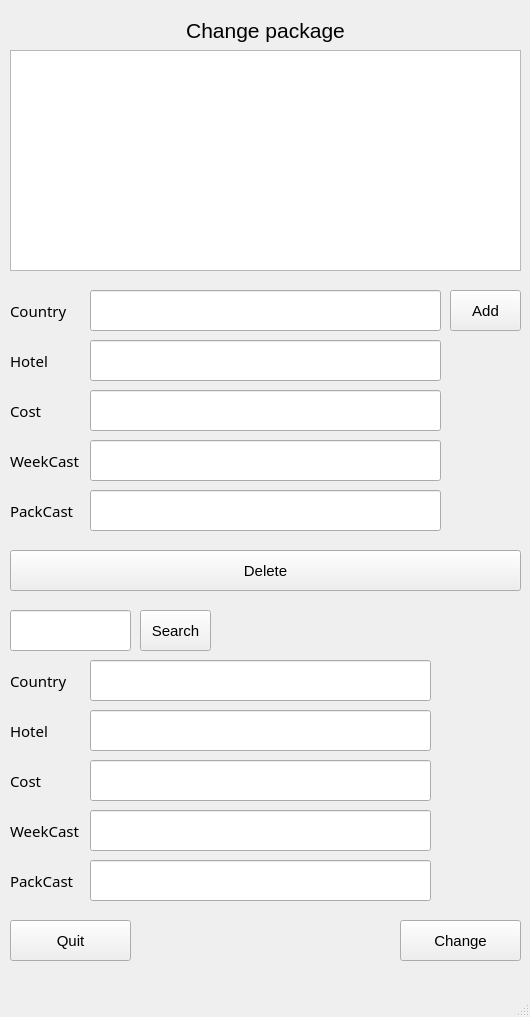
The window that mdkpv2/change_packages.ui (Korobkov124/MDKP) describes before a commit, drawn with Qt 5.
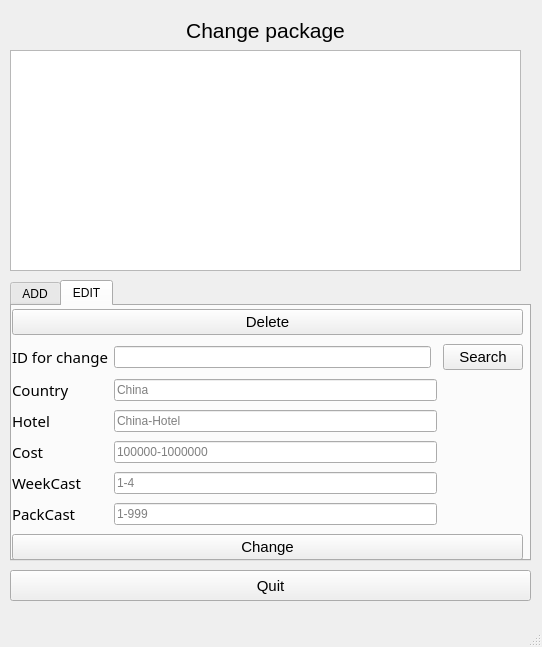
The same window after the commit.

```diff
--- a/mdkpv2/change_packages.ui
+++ b/mdkpv2/change_packages.ui
@@ -6,8 +6,8 @@
    <rect>
     <x>0</x>
     <y>0</y>
-    <width>530</width>
-    <height>1017</height>
+    <width>542</width>
+    <height>647</height>
    </rect>
   </property>
   <property name="windowTitle">
@@ -27,61 +27,13 @@
      <string>&lt;html&gt;&lt;head/&gt;&lt;body&gt;&lt;p align=&quot;center&quot;&gt;&lt;span style=&quot; font-size:16pt;&quot;&gt;Change package&lt;/span&gt;&lt;/p&gt;&lt;/body&gt;&lt;/html&gt;</string>
     </property>
    </widget>
-   <widget class="QPushButton" name="Add_button">
-    <property name="geometry">
-     <rect>
-      <x>450</x>
-      <y>290</y>
-      <width>71</width>
-      <height>41</height>
-     </rect>
-    </property>
-    <property name="font">
-     <font>
-      <family>Arial</family>
-      <pointsize>11</pointsize>
-     </font>
-    </property>
-    <property name="text">
-     <string>Add</string>
-    </property>
-   </widget>
-   <widget class="QPushButton" name="Search_button">
-    <property name="geometry">
-     <rect>
-      <x>140</x>
-      <y>610</y>
-      <width>71</width>
-      <height>41</height>
-     </rect>
-    </property>
-    <property name="font">
-     <font>
-      <family>Arial</family>
-      <pointsize>11</pointsize>
-     </font>
-    </property>
-    <property name="text">
-     <string>Search</string>
-    </property>
-   </widget>
-   <widget class="QLineEdit" name="ID_for_change_field">
-    <property name="geometry">
-     <rect>
-      <x>10</x>
-      <y>610</y>
-      <width>121</width>
-      <height>41</height>
-     </rect>
-    </property>
-   </widget>
    <widget class="QPushButton" name="Quit_button">
     <property name="geometry">
      <rect>
       <x>10</x>
-      <y>920</y>
-      <width>121</width>
-      <height>41</height>
+      <y>570</y>
+      <width>521</width>
+      <height>31</height>
      </rect>
     </property>
     <property name="font">
@@ -94,35 +46,6 @@
      <string>Quit</string>
     </property>
    </widget>
-   <widget class="QPushButton" name="Delete_button">
-    <property name="geometry">
-     <rect>
-      <x>10</x>
-      <y>550</y>
-      <width>511</width>
-      <height>41</height>
-     </rect>
-    </property>
-    <property name="font">
-     <font>
-      <family>Arial</family>
-      <pointsize>11</pointsize>
-     </font>
-    </property>
-    <property name="text">
-     <string>Delete</string>
-    </property>
-   </widget>
-   <widget class="QLineEdit" name="Country_field">
-    <property name="geometry">
-     <rect>
-      <x>90</x>
-      <y>290</y>
-      <width>351</width>
-      <height>41</height>
-     </rect>
-    </property>
-   </widget>
    <widget class="QTableView" name="tableView">
     <property name="geometry">
      <rect>
@@ -133,334 +56,353 @@
      </rect>
     </property>
    </widget>
-   <widget class="QLineEdit" name="Hotel_field">
+   <widget class="QTabWidget" name="tabWidget">
     <property name="geometry">
      <rect>
-      <x>90</x>
-      <y>340</y>
-      <width>351</width>
-      <height>41</height>
-     </rect>
-    </property>
-   </widget>
-   <widget class="QLineEdit" name="Cost_field">
-    <property name="geometry">
-     <rect>
-      <x>90</x>
-      <y>390</y>
-      <width>351</width>
-      <height>41</height>
-     </rect>
-    </property>
-   </widget>
-   <widget class="QLineEdit" name="Week_cast_field">
-    <property name="geometry">
-     <rect>
-      <x>90</x>
-      <y>440</y>
-      <width>351</width>
-      <height>41</height>
-     </rect>
-    </property>
-   </widget>
-   <widget class="QLineEdit" name="Package_cast_field">
-    <property name="geometry">
-     <rect>
-      <x>90</x>
-      <y>490</y>
-      <width>351</width>
-      <height>41</height>
-     </rect>
-    </property>
-   </widget>
-   <widget class="QLineEdit" name="Country_for_change_field">
-    <property name="geometry">
-     <rect>
-      <x>90</x>
-      <y>660</y>
-      <width>341</width>
-      <height>41</height>
-     </rect>
-    </property>
-   </widget>
-   <widget class="QLineEdit" name="Hotel_for_chang_field">
-    <property name="geometry">
-     <rect>
-      <x>90</x>
-      <y>710</y>
-      <width>341</width>
-      <height>41</height>
-     </rect>
-    </property>
-   </widget>
-   <widget class="QLineEdit" name="Cost_for_change_field">
-    <property name="geometry">
-     <rect>
-      <x>90</x>
-      <y>760</y>
-      <width>341</width>
-      <height>41</height>
-     </rect>
-    </property>
-   </widget>
-   <widget class="QLineEdit" name="Weekcast_for_change_field">
-    <property name="geometry">
-     <rect>
-      <x>90</x>
-      <y>810</y>
-      <width>341</width>
-      <height>41</height>
-     </rect>
-    </property>
-   </widget>
-   <widget class="QLineEdit" name="Packcast_for_change_field_">
-    <property name="geometry">
-     <rect>
-      <x>90</x>
-      <y>860</y>
-      <width>341</width>
-      <height>41</height>
-     </rect>
-    </property>
-   </widget>
-   <widget class="QPushButton" name="Change_button">
-    <property name="geometry">
-     <rect>
-      <x>400</x>
-      <y>920</y>
-      <width>121</width>
-      <height>41</height>
-     </rect>
-    </property>
-    <property name="font">
-     <font>
-      <family>Arial</family>
-      <pointsize>11</pointsize>
-     </font>
-    </property>
-    <property name="text">
-     <string>Change</string>
-    </property>
-   </widget>
-   <widget class="QLabel" name="label">
-    <property name="geometry">
-     <rect>
       <x>10</x>
-      <y>290</y>
-      <width>71</width>
-      <height>41</height>
+      <y>280</y>
+      <width>521</width>
+      <height>281</height>
      </rect>
     </property>
-    <property name="font">
-     <font>
-      <family>Sitka</family>
-      <pointsize>11</pointsize>
-     </font>
+    <property name="currentIndex">
+     <number>1</number>
     </property>
-    <property name="styleSheet">
-     <string notr="true"/>
-    </property>
-    <property name="text">
-     <string>Country</string>
-    </property>
-   </widget>
-   <widget class="QLabel" name="label_3">
-    <property name="geometry">
-     <rect>
-      <x>10</x>
-      <y>340</y>
-      <width>71</width>
-      <height>41</height>
-     </rect>
-    </property>
-    <property name="font">
-     <font>
-      <family>Sitka</family>
-      <pointsize>11</pointsize>
-     </font>
-    </property>
-    <property name="styleSheet">
-     <string notr="true"/>
-    </property>
-    <property name="text">
-     <string>Hotel</string>
-    </property>
-   </widget>
-   <widget class="QLabel" name="label_4">
-    <property name="geometry">
-     <rect>
-      <x>10</x>
-      <y>390</y>
-      <width>71</width>
-      <height>41</height>
-     </rect>
-    </property>
-    <property name="font">
-     <font>
-      <family>Sitka</family>
-      <pointsize>11</pointsize>
-     </font>
-    </property>
-    <property name="styleSheet">
-     <string notr="true"/>
-    </property>
-    <property name="text">
-     <string>Cost</string>
-    </property>
-   </widget>
-   <widget class="QLabel" name="label_5">
-    <property name="geometry">
-     <rect>
-      <x>10</x>
-      <y>440</y>
-      <width>71</width>
-      <height>41</height>
-     </rect>
-    </property>
-    <property name="font">
-     <font>
-      <family>Sitka</family>
-      <pointsize>11</pointsize>
-     </font>
-    </property>
-    <property name="styleSheet">
-     <string notr="true"/>
-    </property>
-    <property name="text">
-     <string>WeekCast</string>
-    </property>
-   </widget>
-   <widget class="QLabel" name="label_6">
-    <property name="geometry">
-     <rect>
-      <x>10</x>
-      <y>490</y>
-      <width>71</width>
-      <height>41</height>
-     </rect>
-    </property>
-    <property name="font">
-     <font>
-      <family>Sitka</family>
-      <pointsize>11</pointsize>
-     </font>
-    </property>
-    <property name="styleSheet">
-     <string notr="true"/>
-    </property>
-    <property name="text">
-     <string>PackCast</string>
-    </property>
-   </widget>
-   <widget class="QLabel" name="label_7">
-    <property name="geometry">
-     <rect>
-      <x>10</x>
-      <y>660</y>
-      <width>71</width>
-      <height>41</height>
-     </rect>
-    </property>
-    <property name="font">
-     <font>
-      <family>Sitka</family>
-      <pointsize>11</pointsize>
-     </font>
-    </property>
-    <property name="styleSheet">
-     <string notr="true"/>
-    </property>
-    <property name="text">
-     <string>Country</string>
-    </property>
-   </widget>
-   <widget class="QLabel" name="label_8">
-    <property name="geometry">
-     <rect>
-      <x>10</x>
-      <y>710</y>
-      <width>71</width>
-      <height>41</height>
-     </rect>
-    </property>
-    <property name="font">
-     <font>
-      <family>Sitka</family>
-      <pointsize>11</pointsize>
-     </font>
-    </property>
-    <property name="styleSheet">
-     <string notr="true"/>
-    </property>
-    <property name="text">
-     <string>Hotel</string>
-    </property>
-   </widget>
-   <widget class="QLabel" name="label_9">
-    <property name="geometry">
-     <rect>
-      <x>10</x>
-      <y>760</y>
-      <width>71</width>
-      <height>41</height>
-     </rect>
-    </property>
-    <property name="font">
-     <font>
-      <family>Sitka</family>
-      <pointsize>11</pointsize>
-     </font>
-    </property>
-    <property name="styleSheet">
-     <string notr="true"/>
-    </property>
-    <property name="text">
-     <string>Cost</string>
-    </property>
-   </widget>
-   <widget class="QLabel" name="label_10">
-    <property name="geometry">
-     <rect>
-      <x>10</x>
-      <y>810</y>
-      <width>71</width>
-      <height>41</height>
-     </rect>
-    </property>
-    <property name="font">
-     <font>
-      <family>Sitka</family>
-      <pointsize>11</pointsize>
-     </font>
-    </property>
-    <property name="styleSheet">
-     <string notr="true"/>
-    </property>
-    <property name="text">
-     <string>WeekCast</string>
-    </property>
-   </widget>
-   <widget class="QLabel" name="label_11">
-    <property name="geometry">
-     <rect>
-      <x>10</x>
-      <y>860</y>
-      <width>71</width>
-      <height>41</height>
-     </rect>
-    </property>
-    <property name="font">
-     <font>
-      <family>Sitka</family>
-      <pointsize>11</pointsize>
-     </font>
-    </property>
-    <property name="styleSheet">
-     <string notr="true"/>
-    </property>
-    <property name="text">
-     <string>PackCast</string>
-    </property>
+    <widget class="QWidget" name="tab">
+     <attribute name="title">
+      <string>ADD</string>
+     </attribute>
+     <widget class="QWidget" name="">
+      <property name="geometry">
+       <rect>
+        <x>0</x>
+        <y>0</y>
+        <width>511</width>
+        <height>241</height>
+       </rect>
+      </property>
+      <layout class="QGridLayout" name="gridLayout">
+       <item row="0" column="0">
+        <widget class="QLabel" name="label">
+         <property name="font">
+          <font>
+           <family>Sitka</family>
+           <pointsize>11</pointsize>
+          </font>
+         </property>
+         <property name="styleSheet">
+          <string notr="true"/>
+         </property>
+         <property name="text">
+          <string>Country</string>
+         </property>
+        </widget>
+       </item>
+       <item row="0" column="1">
+        <widget class="QLineEdit" name="Country_field">
+         <property name="placeholderText">
+          <string>China</string>
+         </property>
+        </widget>
+       </item>
+       <item row="0" column="2">
+        <widget class="QPushButton" name="Add_button">
+         <property name="font">
+          <font>
+           <family>Arial</family>
+           <pointsize>11</pointsize>
+          </font>
+         </property>
+         <property name="text">
+          <string>Add</string>
+         </property>
+        </widget>
+       </item>
+       <item row="1" column="0">
+        <widget class="QLabel" name="label_3">
+         <property name="font">
+          <font>
+           <family>Sitka</family>
+           <pointsize>11</pointsize>
+          </font>
+         </property>
+         <property name="styleSheet">
+          <string notr="true"/>
+         </property>
+         <property name="text">
+          <string>Hotel</string>
+         </property>
+        </widget>
+       </item>
+       <item row="1" column="1">
+        <widget class="QLineEdit" name="Hotel_field">
+         <property name="placeholderText">
+          <string>China-Hotel</string>
+         </property>
+        </widget>
+       </item>
+       <item row="2" column="0">
+        <widget class="QLabel" name="label_4">
+         <property name="font">
+          <font>
+           <family>Sitka</family>
+           <pointsize>11</pointsize>
+          </font>
+         </property>
+         <property name="styleSheet">
+          <string notr="true"/>
+         </property>
+         <property name="text">
+          <string>Cost</string>
+         </property>
+        </widget>
+       </item>
+       <item row="2" column="1">
+        <widget class="QLineEdit" name="Cost_field">
+         <property name="placeholderText">
+          <string>10000-1000000</string>
+         </property>
+        </widget>
+       </item>
+       <item row="3" column="0">
+        <widget class="QLabel" name="label_5">
+         <property name="font">
+          <font>
+           <family>Sitka</family>
+           <pointsize>11</pointsize>
+          </font>
+         </property>
+         <property name="styleSheet">
+          <string notr="true"/>
+         </property>
+         <property name="text">
+          <string>WeekCast</string>
+         </property>
+        </widget>
+       </item>
+       <item row="3" column="1">
+        <widget class="QLineEdit" name="Week_cast_field">
+         <property name="placeholderText">
+          <string>1-4</string>
+         </property>
+        </widget>
+       </item>
+       <item row="4" column="0">
+        <widget class="QLabel" name="label_6">
+         <property name="font">
+          <font>
+           <family>Sitka</family>
+           <pointsize>11</pointsize>
+          </font>
+         </property>
+         <property name="styleSheet">
+          <string notr="true"/>
+         </property>
+         <property name="text">
+          <string>PackCast</string>
+         </property>
+        </widget>
+       </item>
+       <item row="4" column="1">
+        <widget class="QLineEdit" name="Package_cast_field">
+         <property name="placeholderText">
+          <string>1-999</string>
+         </property>
+        </widget>
+       </item>
+      </layout>
+     </widget>
+    </widget>
+    <widget class="QWidget" name="tab_2">
+     <attribute name="title">
+      <string>EDIT</string>
+     </attribute>
+     <widget class="QWidget" name="layoutWidget">
+      <property name="geometry">
+       <rect>
+        <x>0</x>
+        <y>0</y>
+        <width>511</width>
+        <height>261</height>
+       </rect>
+      </property>
+      <layout class="QGridLayout" name="gridLayout_2">
+       <item row="0" column="0" colspan="4">
+        <widget class="QPushButton" name="Delete_button">
+         <property name="font">
+          <font>
+           <family>Arial</family>
+           <pointsize>11</pointsize>
+          </font>
+         </property>
+         <property name="text">
+          <string>Delete</string>
+         </property>
+        </widget>
+       </item>
+       <item row="1" column="0">
+        <widget class="QLabel" name="label_12">
+         <property name="font">
+          <font>
+           <family>Sitka</family>
+           <pointsize>11</pointsize>
+          </font>
+         </property>
+         <property name="styleSheet">
+          <string notr="true"/>
+         </property>
+         <property name="text">
+          <string>ID for change</string>
+         </property>
+        </widget>
+       </item>
+       <item row="1" column="1">
+        <widget class="QLineEdit" name="ID_for_change_field"/>
+       </item>
+       <item row="1" column="3">
+        <widget class="QPushButton" name="Search_button">
+         <property name="font">
+          <font>
+           <family>Arial</family>
+           <pointsize>11</pointsize>
+          </font>
+         </property>
+         <property name="text">
+          <string>Search</string>
+         </property>
+        </widget>
+       </item>
+       <item row="2" column="0">
+        <widget class="QLabel" name="label_7">
+         <property name="font">
+          <font>
+           <family>Sitka</family>
+           <pointsize>11</pointsize>
+          </font>
+         </property>
+         <property name="styleSheet">
+          <string notr="true"/>
+         </property>
+         <property name="text">
+          <string>Country</string>
+         </property>
+        </widget>
+       </item>
+       <item row="2" column="1" colspan="2">
+        <widget class="QLineEdit" name="Country_for_change_field">
+         <property name="placeholderText">
+          <string>China</string>
+         </property>
+        </widget>
+       </item>
+       <item row="3" column="0">
+        <widget class="QLabel" name="label_8">
+         <property name="font">
+          <font>
+           <family>Sitka</family>
+           <pointsize>11</pointsize>
+          </font>
+         </property>
+         <property name="styleSheet">
+          <string notr="true"/>
+         </property>
+         <property name="text">
+          <string>Hotel</string>
+         </property>
+        </widget>
+       </item>
+       <item row="3" column="1" colspan="2">
+        <widget class="QLineEdit" name="Hotel_for_chang_field">
+         <property name="placeholderText">
+          <string>China-Hotel</string>
+         </property>
+        </widget>
+       </item>
+       <item row="4" column="0">
+        <widget class="QLabel" name="label_9">
+         <property name="font">
+          <font>
+           <family>Sitka</family>
+           <pointsize>11</pointsize>
+          </font>
+         </property>
+         <property name="styleSheet">
+          <string notr="true"/>
+         </property>
+         <property name="text">
+          <string>Cost</string>
+         </property>
+        </widget>
+       </item>
+       <item row="4" column="1" colspan="2">
+        <widget class="QLineEdit" name="Cost_for_change_field">
+         <property name="placeholderText">
+          <string>100000-1000000</string>
+         </property>
+        </widget>
+       </item>
+       <item row="5" column="0">
+        <widget class="QLabel" name="label_10">
+         <property name="font">
+          <font>
+           <family>Sitka</family>
+           <pointsize>11</pointsize>
+          </font>
+         </property>
+         <property name="styleSheet">
+          <string notr="true"/>
+         </property>
+         <property name="text">
+          <string>WeekCast</string>
+         </property>
+        </widget>
+       </item>
+       <item row="5" column="1" colspan="2">
+        <widget class="QLineEdit" name="Weekcast_for_change_field">
+         <property name="placeholderText">
+          <string>1-4</string>
+         </property>
+        </widget>
+       </item>
+       <item row="6" column="0">
+        <widget class="QLabel" name="label_11">
+         <property name="font">
+          <font>
+           <family>Sitka</family>
+           <pointsize>11</pointsize>
+          </font>
+         </property>
+         <property name="styleSheet">
+          <string notr="true"/>
+         </property>
+         <property name="text">
+          <string>PackCast</string>
+         </property>
+        </widget>
+       </item>
+       <item row="6" column="1" colspan="2">
+        <widget class="QLineEdit" name="Packcast_for_change_field_">
+         <property name="placeholderText">
+          <string>1-999</string>
+         </property>
+        </widget>
+       </item>
+       <item row="7" column="0" colspan="4">
+        <widget class="QPushButton" name="Change_button">
+         <property name="font">
+          <font>
+           <family>Arial</family>
+           <pointsize>11</pointsize>
+          </font>
+         </property>
+         <property name="text">
+          <string>Change</string>
+         </property>
+        </widget>
+       </item>
+      </layout>
+     </widget>
+    </widget>
    </widget>
   </widget>
   <widget class="QMenuBar" name="menubar">
@@ -468,7 +410,7 @@
     <rect>
      <x>0</x>
      <y>0</y>
-     <width>530</width>
+     <width>542</width>
      <height>22</height>
     </rect>
    </property>
```
